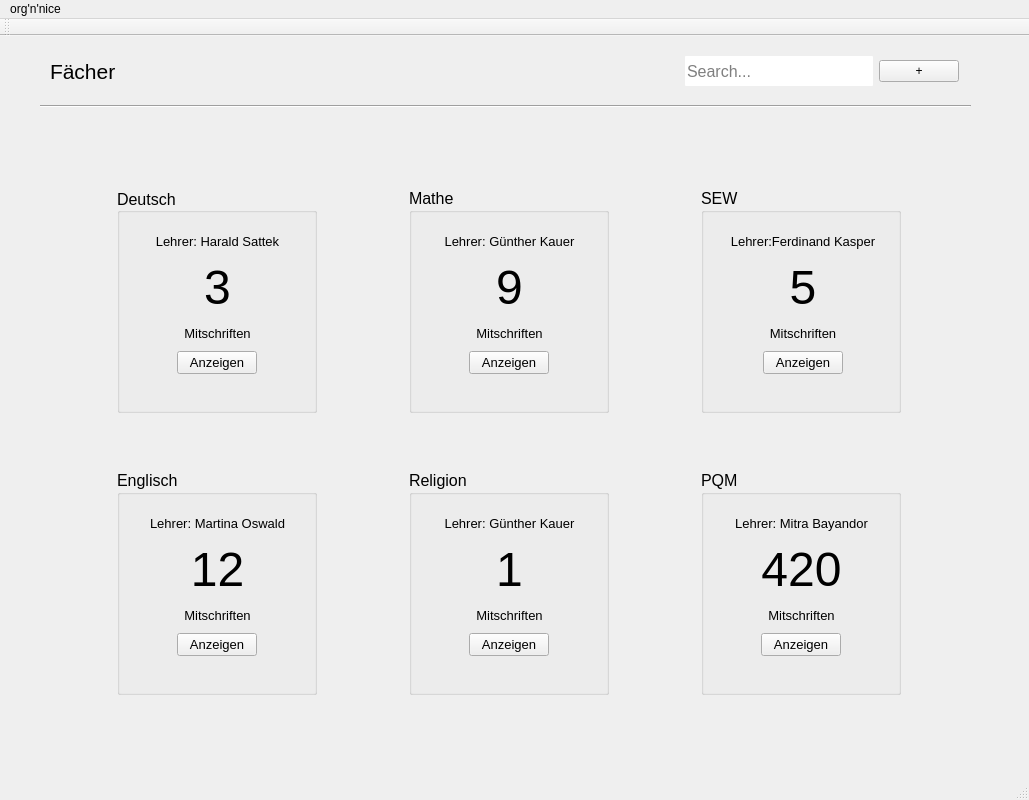
The window that mainwindow.ui (orgnnice/OrgNNice) describes before a commit, drawn with Qt 5.
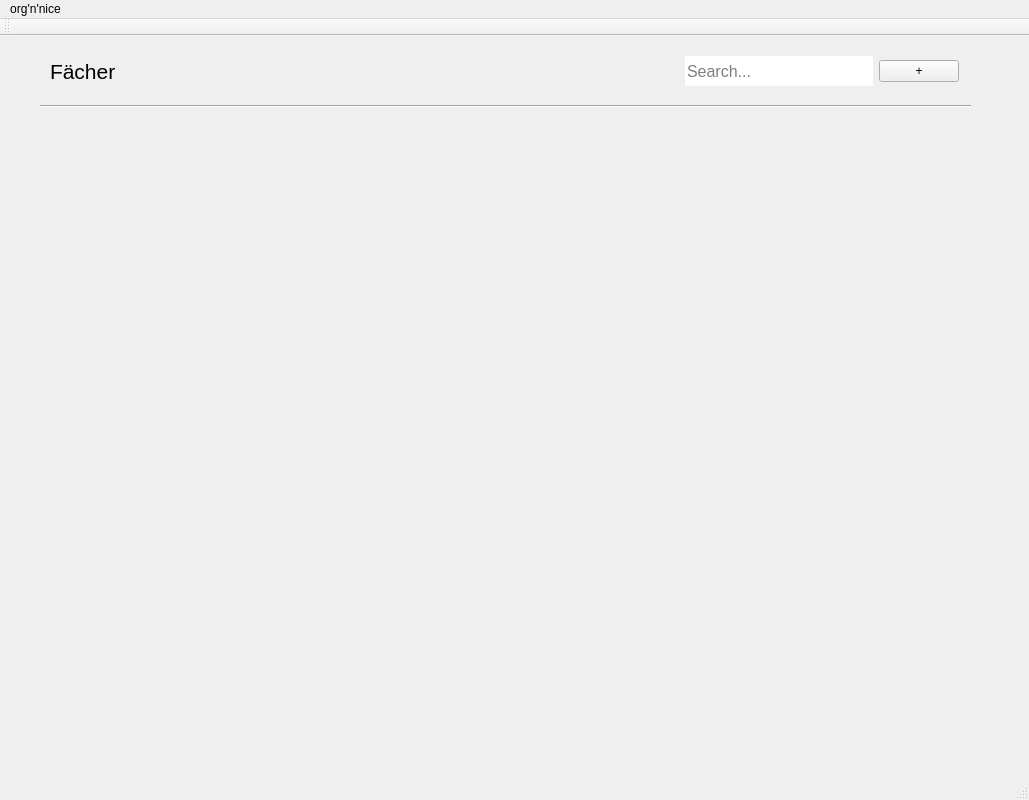
The same window after the commit.

The edit to the form file:
```diff
--- a/mainwindow.ui
+++ b/mainwindow.ui
@@ -132,719 +132,7 @@
       <height>631</height>
      </rect>
     </property>
-    <layout class="QGridLayout" name="gridLayout">
-     <item row="1" column="1" alignment="Qt::AlignHCenter">
-      <widget class="QGroupBox" name="groupBox_6">
-       <property name="minimumSize">
-        <size>
-         <width>200</width>
-         <height>225</height>
-        </size>
-       </property>
-       <property name="maximumSize">
-        <size>
-         <width>200</width>
-         <height>225</height>
-        </size>
-       </property>
-       <property name="font">
-        <font>
-         <pointsize>12</pointsize>
-        </font>
-       </property>
-       <property name="title">
-        <string>Religion</string>
-       </property>
-       <widget class="QWidget" name="verticalLayoutWidget_9">
-        <property name="geometry">
-         <rect>
-          <x>10</x>
-          <y>30</y>
-          <width>181</width>
-          <height>167</height>
-         </rect>
-        </property>
-        <layout class="QVBoxLayout" name="verticalLayout_10">
-         <item>
-          <widget class="QLabel" name="label_24">
-           <property name="font">
-            <font>
-             <pointsize>10</pointsize>
-            </font>
-           </property>
-           <property name="text">
-            <string>Lehrer: Günther Kauer</string>
-           </property>
-           <property name="alignment">
-            <set>Qt::AlignCenter</set>
-           </property>
-          </widget>
-         </item>
-         <item>
-          <widget class="QLabel" name="label_25">
-           <property name="font">
-            <font>
-             <pointsize>36</pointsize>
-            </font>
-           </property>
-           <property name="text">
-            <string>1</string>
-           </property>
-           <property name="alignment">
-            <set>Qt::AlignCenter</set>
-           </property>
-          </widget>
-         </item>
-         <item>
-          <widget class="QLabel" name="label_26">
-           <property name="font">
-            <font>
-             <pointsize>10</pointsize>
-            </font>
-           </property>
-           <property name="text">
-            <string>Mitschriften</string>
-           </property>
-           <property name="alignment">
-            <set>Qt::AlignCenter</set>
-           </property>
-          </widget>
-         </item>
-         <item alignment="Qt::AlignHCenter">
-          <widget class="QPushButton" name="pushButton_8">
-           <property name="minimumSize">
-            <size>
-             <width>50</width>
-             <height>0</height>
-            </size>
-           </property>
-           <property name="maximumSize">
-            <size>
-             <width>80</width>
-             <height>16777215</height>
-            </size>
-           </property>
-           <property name="font">
-            <font>
-             <pointsize>10</pointsize>
-            </font>
-           </property>
-           <property name="autoFillBackground">
-            <bool>false</bool>
-           </property>
-           <property name="text">
-            <string>Anzeigen</string>
-           </property>
-           <property name="autoDefault">
-            <bool>false</bool>
-           </property>
-           <property name="default">
-            <bool>false</bool>
-           </property>
-           <property name="flat">
-            <bool>false</bool>
-           </property>
-          </widget>
-         </item>
-        </layout>
-       </widget>
-      </widget>
-     </item>
-     <item row="1" column="0" alignment="Qt::AlignHCenter">
-      <widget class="QGroupBox" name="groupBox_3">
-       <property name="minimumSize">
-        <size>
-         <width>200</width>
-         <height>225</height>
-        </size>
-       </property>
-       <property name="maximumSize">
-        <size>
-         <width>200</width>
-         <height>225</height>
-        </size>
-       </property>
-       <property name="font">
-        <font>
-         <pointsize>12</pointsize>
-        </font>
-       </property>
-       <property name="title">
-        <string>Englisch</string>
-       </property>
-       <widget class="QWidget" name="verticalLayoutWidget_4">
-        <property name="geometry">
-         <rect>
-          <x>10</x>
-          <y>30</y>
-          <width>181</width>
-          <height>167</height>
-         </rect>
-        </property>
-        <layout class="QVBoxLayout" name="verticalLayout_5">
-         <item>
-          <widget class="QLabel" name="label_9">
-           <property name="font">
-            <font>
-             <pointsize>10</pointsize>
-            </font>
-           </property>
-           <property name="text">
-            <string>Lehrer: Martina Oswald</string>
-           </property>
-           <property name="alignment">
-            <set>Qt::AlignCenter</set>
-           </property>
-          </widget>
-         </item>
-         <item>
-          <widget class="QLabel" name="label_10">
-           <property name="font">
-            <font>
-             <pointsize>36</pointsize>
-            </font>
-           </property>
-           <property name="text">
-            <string>12</string>
-           </property>
-           <property name="alignment">
-            <set>Qt::AlignCenter</set>
-           </property>
-          </widget>
-         </item>
-         <item>
-          <widget class="QLabel" name="label_11">
-           <property name="font">
-            <font>
-             <pointsize>10</pointsize>
-            </font>
-           </property>
-           <property name="text">
-            <string>Mitschriften</string>
-           </property>
-           <property name="alignment">
-            <set>Qt::AlignCenter</set>
-           </property>
-          </widget>
-         </item>
-         <item alignment="Qt::AlignHCenter">
-          <widget class="QPushButton" name="pushButton_3">
-           <property name="minimumSize">
-            <size>
-             <width>50</width>
-             <height>0</height>
-            </size>
-           </property>
-           <property name="maximumSize">
-            <size>
-             <width>80</width>
-             <height>16777215</height>
-            </size>
-           </property>
-           <property name="font">
-            <font>
-             <pointsize>10</pointsize>
-            </font>
-           </property>
-           <property name="autoFillBackground">
-            <bool>false</bool>
-           </property>
-           <property name="text">
-            <string>Anzeigen</string>
-           </property>
-           <property name="autoDefault">
-            <bool>false</bool>
-           </property>
-           <property name="default">
-            <bool>false</bool>
-           </property>
-           <property name="flat">
-            <bool>false</bool>
-           </property>
-          </widget>
-         </item>
-        </layout>
-       </widget>
-      </widget>
-     </item>
-     <item row="1" column="2" alignment="Qt::AlignHCenter">
-      <widget class="QGroupBox" name="groupBox_5">
-       <property name="minimumSize">
-        <size>
-         <width>200</width>
-         <height>225</height>
-        </size>
-       </property>
-       <property name="maximumSize">
-        <size>
-         <width>200</width>
-         <height>225</height>
-        </size>
-       </property>
-       <property name="font">
-        <font>
-         <pointsize>12</pointsize>
-        </font>
-       </property>
-       <property name="title">
-        <string>PQM</string>
-       </property>
-       <widget class="QWidget" name="verticalLayoutWidget_6">
-        <property name="geometry">
-         <rect>
-          <x>10</x>
-          <y>30</y>
-          <width>181</width>
-          <height>167</height>
-         </rect>
-        </property>
-        <layout class="QVBoxLayout" name="verticalLayout_7">
-         <item>
-          <widget class="QLabel" name="label_15">
-           <property name="font">
-            <font>
-             <pointsize>10</pointsize>
-            </font>
-           </property>
-           <property name="text">
-            <string>Lehrer: Mitra Bayandor</string>
-           </property>
-           <property name="alignment">
-            <set>Qt::AlignCenter</set>
-           </property>
-          </widget>
-         </item>
-         <item>
-          <widget class="QLabel" name="label_16">
-           <property name="font">
-            <font>
-             <pointsize>36</pointsize>
-            </font>
-           </property>
-           <property name="text">
-            <string>420</string>
-           </property>
-           <property name="alignment">
-            <set>Qt::AlignCenter</set>
-           </property>
-          </widget>
-         </item>
-         <item>
-          <widget class="QLabel" name="label_17">
-           <property name="font">
-            <font>
-             <pointsize>10</pointsize>
-            </font>
-           </property>
-           <property name="text">
-            <string>Mitschriften</string>
-           </property>
-           <property name="alignment">
-            <set>Qt::AlignCenter</set>
-           </property>
-          </widget>
-         </item>
-         <item alignment="Qt::AlignHCenter">
-          <widget class="QPushButton" name="pushButton_5">
-           <property name="minimumSize">
-            <size>
-             <width>50</width>
-             <height>0</height>
-            </size>
-           </property>
-           <property name="maximumSize">
-            <size>
-             <width>80</width>
-             <height>16777215</height>
-            </size>
-           </property>
-           <property name="font">
-            <font>
-             <pointsize>10</pointsize>
-            </font>
-           </property>
-           <property name="autoFillBackground">
-            <bool>false</bool>
-           </property>
-           <property name="text">
-            <string>Anzeigen</string>
-           </property>
-           <property name="autoDefault">
-            <bool>false</bool>
-           </property>
-           <property name="default">
-            <bool>false</bool>
-           </property>
-           <property name="flat">
-            <bool>false</bool>
-           </property>
-          </widget>
-         </item>
-        </layout>
-       </widget>
-      </widget>
-     </item>
-     <item row="0" column="2">
-      <widget class="QGroupBox" name="groupBox_4">
-       <property name="minimumSize">
-        <size>
-         <width>200</width>
-         <height>225</height>
-        </size>
-       </property>
-       <property name="maximumSize">
-        <size>
-         <width>200</width>
-         <height>225</height>
-        </size>
-       </property>
-       <property name="font">
-        <font>
-         <pointsize>12</pointsize>
-        </font>
-       </property>
-       <property name="title">
-        <string>SEW</string>
-       </property>
-       <widget class="QWidget" name="verticalLayoutWidget_5">
-        <property name="geometry">
-         <rect>
-          <x>10</x>
-          <y>30</y>
-          <width>184</width>
-          <height>167</height>
-         </rect>
-        </property>
-        <layout class="QVBoxLayout" name="verticalLayout_6">
-         <item>
-          <widget class="QLabel" name="label_12">
-           <property name="font">
-            <font>
-             <pointsize>10</pointsize>
-            </font>
-           </property>
-           <property name="text">
-            <string>Lehrer:Ferdinand Kasper</string>
-           </property>
-           <property name="alignment">
-            <set>Qt::AlignCenter</set>
-           </property>
-          </widget>
-         </item>
-         <item>
-          <widget class="QLabel" name="label_13">
-           <property name="font">
-            <font>
-             <pointsize>36</pointsize>
-            </font>
-           </property>
-           <property name="text">
-            <string>5</string>
-           </property>
-           <property name="alignment">
-            <set>Qt::AlignCenter</set>
-           </property>
-          </widget>
-         </item>
-         <item>
-          <widget class="QLabel" name="label_14">
-           <property name="font">
-            <font>
-             <pointsize>10</pointsize>
-            </font>
-           </property>
-           <property name="text">
-            <string>Mitschriften</string>
-           </property>
-           <property name="alignment">
-            <set>Qt::AlignCenter</set>
-           </property>
-          </widget>
-         </item>
-         <item alignment="Qt::AlignHCenter">
-          <widget class="QPushButton" name="pushButton_4">
-           <property name="minimumSize">
-            <size>
-             <width>50</width>
-             <height>0</height>
-            </size>
-           </property>
-           <property name="maximumSize">
-            <size>
-             <width>80</width>
-             <height>16777215</height>
-            </size>
-           </property>
-           <property name="font">
-            <font>
-             <pointsize>10</pointsize>
-            </font>
-           </property>
-           <property name="autoFillBackground">
-            <bool>false</bool>
-           </property>
-           <property name="text">
-            <string>Anzeigen</string>
-           </property>
-           <property name="autoDefault">
-            <bool>false</bool>
-           </property>
-           <property name="default">
-            <bool>false</bool>
-           </property>
-           <property name="flat">
-            <bool>false</bool>
-           </property>
-          </widget>
-         </item>
-        </layout>
-       </widget>
-      </widget>
-     </item>
-     <item row="0" column="1">
-      <widget class="QGroupBox" name="groupBox_7">
-       <property name="minimumSize">
-        <size>
-         <width>200</width>
-         <height>225</height>
-        </size>
-       </property>
-       <property name="maximumSize">
-        <size>
-         <width>200</width>
-         <height>225</height>
-        </size>
-       </property>
-       <property name="font">
-        <font>
-         <pointsize>12</pointsize>
-        </font>
-       </property>
-       <property name="styleSheet">
-        <string notr="true"/>
-       </property>
-       <property name="title">
-        <string>Mathe</string>
-       </property>
-       <widget class="QWidget" name="verticalLayoutWidget_10">
-        <property name="geometry">
-         <rect>
-          <x>10</x>
-          <y>30</y>
-          <width>181</width>
-          <height>167</height>
-         </rect>
-        </property>
-        <layout class="QVBoxLayout" name="verticalLayout_11">
-         <item>
-          <widget class="QLabel" name="label_27">
-           <property name="font">
-            <font>
-             <pointsize>10</pointsize>
-            </font>
-           </property>
-           <property name="text">
-            <string>Lehrer: Günther Kauer</string>
-           </property>
-           <property name="alignment">
-            <set>Qt::AlignCenter</set>
-           </property>
-          </widget>
-         </item>
-         <item>
-          <widget class="QLabel" name="label_28">
-           <property name="font">
-            <font>
-             <pointsize>36</pointsize>
-            </font>
-           </property>
-           <property name="text">
-            <string>9</string>
-           </property>
-           <property name="alignment">
-            <set>Qt::AlignCenter</set>
-           </property>
-          </widget>
-         </item>
-         <item>
-          <widget class="QLabel" name="label_29">
-           <property name="font">
-            <font>
-             <pointsize>10</pointsize>
-            </font>
-           </property>
-           <property name="text">
-            <string>Mitschriften</string>
-           </property>
-           <property name="alignment">
-            <set>Qt::AlignCenter</set>
-           </property>
-          </widget>
-         </item>
-         <item alignment="Qt::AlignHCenter">
-          <widget class="QPushButton" name="pushButton_9">
-           <property name="minimumSize">
-            <size>
-             <width>50</width>
-             <height>0</height>
-            </size>
-           </property>
-           <property name="maximumSize">
-            <size>
-             <width>80</width>
-             <height>16777215</height>
-            </size>
-           </property>
-           <property name="font">
-            <font>
-             <pointsize>10</pointsize>
-            </font>
-           </property>
-           <property name="autoFillBackground">
-            <bool>false</bool>
-           </property>
-           <property name="text">
-            <string>Anzeigen</string>
-           </property>
-           <property name="autoDefault">
-            <bool>false</bool>
-           </property>
-           <property name="default">
-            <bool>false</bool>
-           </property>
-           <property name="flat">
-            <bool>false</bool>
-           </property>
-          </widget>
-         </item>
-        </layout>
-       </widget>
-      </widget>
-     </item>
-     <item row="0" column="0">
-      <widget class="QGroupBox" name="groupBox_8">
-       <property name="minimumSize">
-        <size>
-         <width>200</width>
-         <height>225</height>
-        </size>
-       </property>
-       <property name="maximumSize">
-        <size>
-         <width>200</width>
-         <height>225</height>
-        </size>
-       </property>
-       <property name="font">
-        <font>
-         <pointsize>12</pointsize>
-        </font>
-       </property>
-       <property name="styleSheet">
-        <string notr="true"/>
-       </property>
-       <property name="title">
-        <string>Deutsch</string>
-       </property>
-       <property name="alignment">
-        <set>Qt::AlignLeading|Qt::AlignLeft|Qt::AlignVCenter</set>
-       </property>
-       <widget class="QWidget" name="verticalLayoutWidget_11">
-        <property name="geometry">
-         <rect>
-          <x>10</x>
-          <y>30</y>
-          <width>181</width>
-          <height>167</height>
-         </rect>
-        </property>
-        <layout class="QVBoxLayout" name="verticalLayout_12">
-         <item>
-          <widget class="QLabel" name="label_30">
-           <property name="font">
-            <font>
-             <pointsize>10</pointsize>
-            </font>
-           </property>
-           <property name="text">
-            <string>Lehrer: Harald Sattek</string>
-           </property>
-           <property name="alignment">
-            <set>Qt::AlignCenter</set>
-           </property>
-          </widget>
-         </item>
-         <item>
-          <widget class="QLabel" name="label_35">
-           <property name="font">
-            <font>
-             <pointsize>36</pointsize>
-            </font>
-           </property>
-           <property name="text">
-            <string>3</string>
-           </property>
-           <property name="alignment">
-            <set>Qt::AlignCenter</set>
-           </property>
-          </widget>
-         </item>
-         <item>
-          <widget class="QLabel" name="label_36">
-           <property name="font">
-            <font>
-             <pointsize>10</pointsize>
-            </font>
-           </property>
-           <property name="text">
-            <string>Mitschriften</string>
-           </property>
-           <property name="alignment">
-            <set>Qt::AlignCenter</set>
-           </property>
-          </widget>
-         </item>
-         <item alignment="Qt::AlignHCenter">
-          <widget class="QPushButton" name="pushButton_10">
-           <property name="minimumSize">
-            <size>
-             <width>50</width>
-             <height>0</height>
-            </size>
-           </property>
-           <property name="maximumSize">
-            <size>
-             <width>80</width>
-             <height>16777215</height>
-            </size>
-           </property>
-           <property name="font">
-            <font>
-             <pointsize>10</pointsize>
-            </font>
-           </property>
-           <property name="autoFillBackground">
-            <bool>false</bool>
-           </property>
-           <property name="text">
-            <string>Anzeigen</string>
-           </property>
-           <property name="autoDefault">
-            <bool>false</bool>
-           </property>
-           <property name="default">
-            <bool>false</bool>
-           </property>
-           <property name="flat">
-            <bool>false</bool>
-           </property>
-          </widget>
-         </item>
-        </layout>
-       </widget>
-      </widget>
-     </item>
-    </layout>
+    <layout class="QGridLayout" name="gridLayout"/>
    </widget>
    <widget class="Line" name="line">
     <property name="geometry">
```
Left out of the diff: 6 changed lines with no effect on the pictures.
